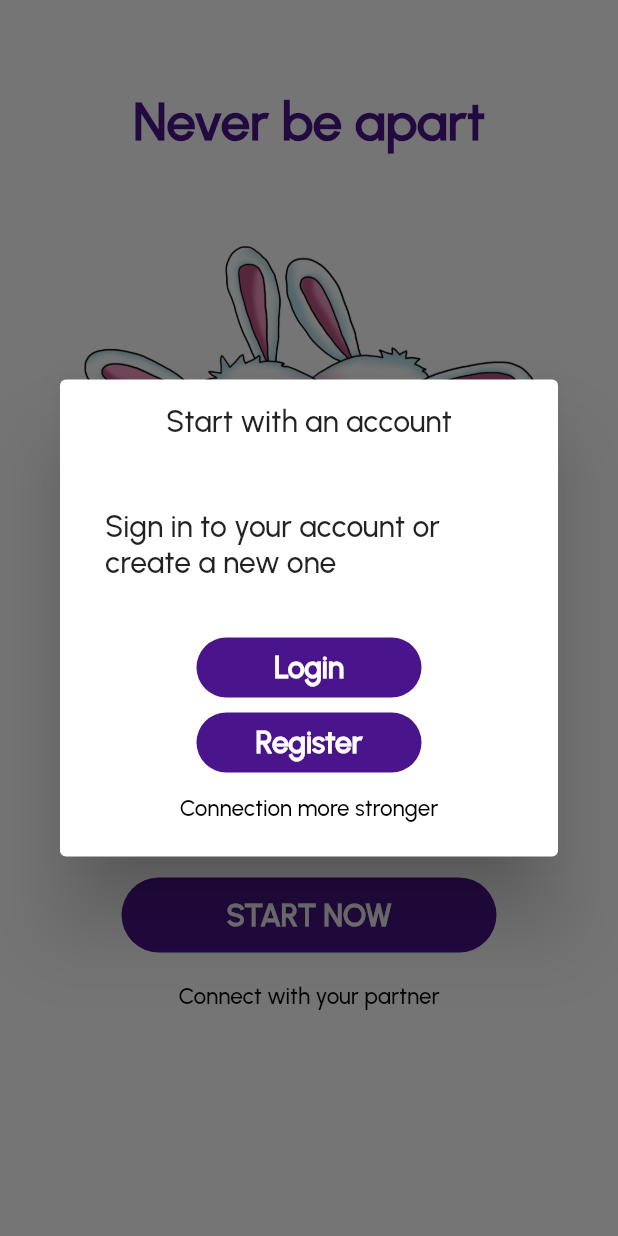
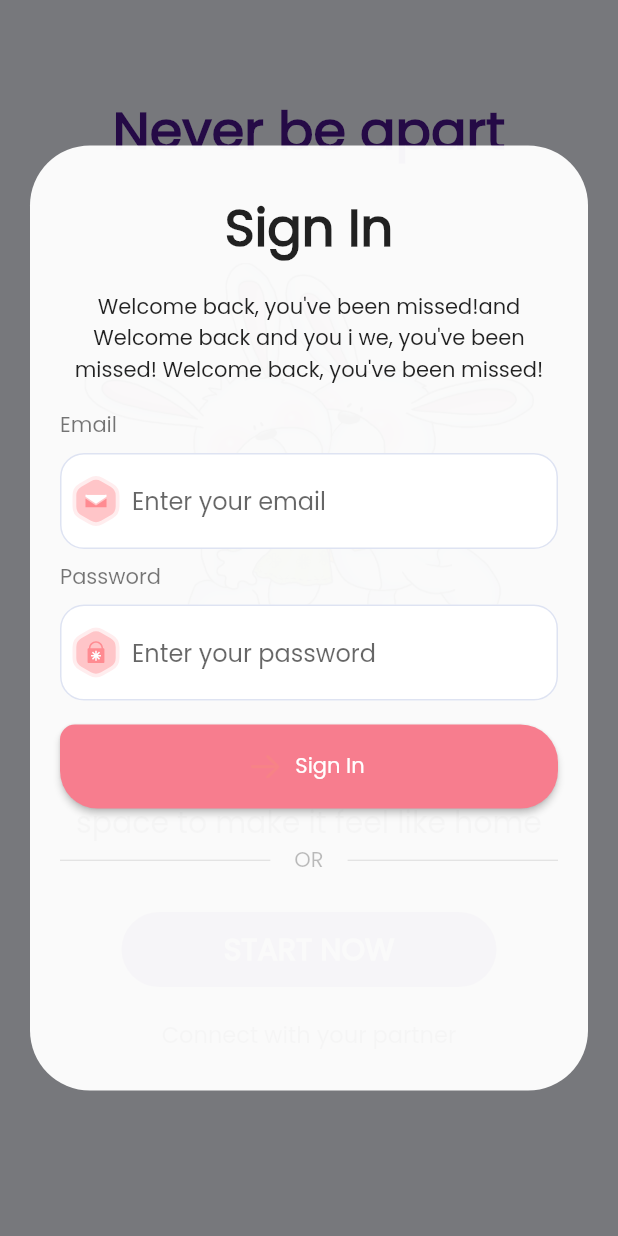
Before and after one commit to Shabby6466/JustUs, a Flutter app: the screen it shows after launch, after a tap on "START NOW", on a phone screen of 412 x 824 dp. Run offline on Flutter 3.47's test engine with Material 2 defaults, Android fonts, the phone set to English and light mode, and no system bars; our stand-ins replace convex_bottom_bar, firebase_core, flutter_svg; accounts and stored records are empty.

Commit message:
fLUTTER FLOW

```diff
--- a/lib/main.dart
+++ b/lib/main.dart
@@ -14,10 +14,27 @@ class MyApp extends StatelessWidget {
     return  MaterialApp(
       debugShowCheckedModeBanner: false,
       theme: ThemeData(
-        scaffoldBackgroundColor: Colors.white,
+        scaffoldBackgroundColor: Color(0xFFEEF1F8),
+        primarySwatch: Colors.blue,
         fontFamily: 'Circular',
+        inputDecorationTheme: InputDecorationTheme(
+          filled: true,
+          fillColor: Colors.white,
+          errorStyle: TextStyle(height: 0),
+          border: defaultInputBorder,
+          enabledBorder: defaultInputBorder,
+          focusedBorder: defaultInputBorder,
+          errorBorder: defaultInputBorder,
+        ),
       ),
-      home: FirstScreen(),
+      home:const FirstScreen(),
     );
   }
 }
+const defaultInputBorder = OutlineInputBorder(
+  borderRadius: BorderRadius.all(Radius.circular(16)),
+  borderSide: BorderSide(
+    color: Color(0xFFDEE3F2),
+    width: 1,
+  ),
+);
--- a/lib/screens/first_sceen.dart
+++ b/lib/screens/first_sceen.dart
@@ -1,6 +1,6 @@
+import 'package:flutter/cupertino.dart';
 import 'package:flutter/material.dart';
-import 'package:justus/screens/registration/loginpage.dart';
-import 'package:justus/screens/registration/signuppage.dart';
+import 'package:justus/screens/registration/sign_in_form.dart';
 
 class FirstScreen extends StatelessWidget {
   const FirstScreen({Key? key}) : super(key: key);
@@ -48,107 +48,65 @@ class FirstScreen extends StatelessWidget {
               const SizedBox(height: 45),
               InkWell(
                 onTap: () {
-                  showDialog(
+                  showGeneralDialog(
                       context: context,
-                    builder: (context) {
-                      return AlertDialog(
-                        alignment: Alignment.center,
-                        titlePadding: EdgeInsets.all(16),
-                        contentPadding: EdgeInsets.all(30),
-                        title: Center(
-                          child: Text(
-                            'Start with an account',
+                      pageBuilder: (BuildContext context,
+                              Animation<double> animation,
+                              Animation<double> secondaryAnimation) =>
+                          Center(
+                              child: Container(
+                                  height: 630,
+                                  margin: const EdgeInsets.symmetric(
+                                      horizontal: 20),
+                                  padding: const EdgeInsets.symmetric(
+                                      horizontal: 20, vertical: 30),
+                                  decoration: BoxDecoration(
+                                    color: Colors.white.withOpacity(0.96),
+                                    borderRadius: BorderRadius.circular(40),
+                                  ),
+                                  child: Scaffold(
+                                      backgroundColor: Colors.transparent,
+                                      body: Column(
+                                        children: [
+                                          Text(
+                                            "Sign In",
+                                            style: TextStyle(
+                                              fontSize: 34,
+                                              fontWeight: FontWeight.w800,
                                             ),
                                           ),
-                        content: Text(
-                          'Sign in to your account or create a new one',
-                          style: TextStyle(
-                            fontSize: 20,
-                            fontWeight: FontWeight.w500,
+                                          Padding(
+                                            padding: const EdgeInsets.symmetric(
+                                                vertical: 16),
+                                            child: Text(
+                                              "Welcome back, you've been missed!and Welcome back and you i we, you've been missed! Welcome back, you've been missed!",
+                                              textAlign: TextAlign.center,
                                             ),
                                           ),
-                        actions: [
-                          Center(
-                            child: InkWell(
-                              onTap: () {
-                                Navigator.push(
-                                    context,
-                                    MaterialPageRoute(
-                                        builder: (context) =>
-                                            const Loginpage()));
-                              },
-                              child: Container(
-                                decoration: BoxDecoration(
-                                  color: Colors.purple.shade900,
-                                  borderRadius: BorderRadius.circular(50),
+                                          const SignInForm(),
+                                          Row(
+                                            children: [
+                                              Expanded(
+                                                child: Divider(),
                                               ),
-                                height: 40,
-                                width: 150,
-                                child: Center(
+                                              Padding(
+                                                padding:
+                                                    const EdgeInsets.symmetric(
+                                                        horizontal: 16),
                                                 child: Text(
-                                    "Login",
+                                                  "OR",
                                                   style: TextStyle(
-                                      color: Colors.white,
-                                      fontSize: 20,
-                                      fontWeight: FontWeight.bold,
+                                                    color: Colors.black26,
                                                   ),
                                                 ),
                                               ),
-                              ),
-                            ),
-                          ),
-                          const SizedBox(
-                            height: 10,
-                          ),
-                          Center(
-                            child: InkWell(
-                              onTap: () {
-                                Navigator.push(
-                                    context,
-                                    MaterialPageRoute(
-                                        builder: (context) => const Signup()));
-                              },
-                              child: Container(
-                                decoration: BoxDecoration(
-                                  color: Colors.purple.shade900,
-                                  borderRadius: BorderRadius.circular(50),
-                                ),
-                                height: 40,
-                                width: 150,
-                                child: Center(
-                                  child: Text(
-                                    "Register",
-                                    style: TextStyle(
-                                      color: Colors.white,
-                                      fontSize: 20,
-                                      fontWeight: FontWeight.bold,
-                                    ),
-                                  ),
-                                ),
-                              ),
-                            ),
-                          ),
-                          SizedBox(height: 15),
-                          Container(
-                            child: Center(
-                              child: Text(
-                                "Connection more stronger",
-                                textAlign: TextAlign.center,
-                                style: TextStyle(
-                                  color: Colors.black,
-                                  fontSize: 15,
-                                  fontWeight: FontWeight.w400,
-                                ),
-                              ),
-                            ),
-                          ),
-                          const SizedBox(
-                            height: 15,
+                                              Expanded(
+                                                child: Divider(),
                                               ),
                                             ],
-                      );
-                    },
-                  );
+                                          )
+                                        ],
+                                      )))));
                 },
                 child: Container(
                   decoration: BoxDecoration(
--- a/lib/screens/registration/loginpage.dart
+++ b/lib/screens/registration/loginpage.dart
@@ -1,5 +1,5 @@
 import 'package:flutter/material.dart';
-import 'package:justus/screens/homepages/mainpage.dart';
+import 'package:justus/screens/mainpage.dart';
 import 'package:justus/screens/registration/signuppage.dart';
 
 class Loginpage extends StatelessWidget {
--- /dev/null
+++ b/lib/screens/registration/sign_in_form.dart
@@ -0,0 +1,86 @@
+import 'package:flutter/cupertino.dart';
+import 'package:flutter/material.dart';
+import 'package:flutter_svg/flutter_svg.dart';
+
+class SignInForm extends StatelessWidget {
+  const SignInForm({
+    super.key,
+  });
+
+  @override
+  Widget build(BuildContext context) {
+    return Form(
+        child: Column(
+      crossAxisAlignment: CrossAxisAlignment.start,
+      children: [
+        const Text("Email", style: TextStyle(color: Colors.black54)),
+        Padding(
+          padding: const EdgeInsets.only(top: 8, bottom: 8),
+          child: TextFormField(
+            decoration: InputDecoration(
+              hintText: "Enter your email",
+              focusedBorder: OutlineInputBorder(
+                borderRadius: BorderRadius.circular(20),
+                borderSide: BorderSide(
+                  color: Colors.red,
+                ),
+              ),
+              floatingLabelBehavior: FloatingLabelBehavior.always,
+              prefixIcon: Padding(
+                padding: const EdgeInsets.symmetric(horizontal: 8),
+                child: SvgPicture.asset(
+                  "assets/icons/email.svg",
+                  height: 20,
+                ),
+              ),
+            ),
+          ),
+        ),
+        Text("Password", style: TextStyle(color: Colors.black54)),
+        Padding(
+          padding: const EdgeInsets.only(top: 8, bottom: 8),
+          child: TextFormField(
+            obscureText: true,
+            decoration: InputDecoration(
+              hintText: "Enter your password",
+              focusedBorder: OutlineInputBorder(
+                borderRadius: BorderRadius.circular(20),
+                borderSide: BorderSide(
+                  color: Colors.red,
+                ),
+              ),
+              floatingLabelBehavior: FloatingLabelBehavior.always,
+              prefixIcon: Padding(
+                padding: const EdgeInsets.symmetric(horizontal: 8),
+                child: SvgPicture.asset(
+                  "assets/icons/password.svg",
+                  height: 20,
+                ),
+              ),
+            ),
+          ),
+        ),
+        Padding(
+          padding: const EdgeInsets.only(top: 8.0, bottom: 24),
+          child: ElevatedButton.icon(
+              onPressed: () {},
+              style: ElevatedButton.styleFrom(
+                  backgroundColor: const Color(0xFFF77D8E),
+                  minimumSize: const Size(double.infinity, 56),
+                  shape: const RoundedRectangleBorder(
+                      borderRadius: BorderRadius.only(
+                    topLeft: Radius.circular(10),
+                    topRight: Radius.circular(25),
+                    bottomLeft: Radius.circular(25),
+                    bottomRight: Radius.circular(25),
+                  ))),
+              icon: Icon(
+                CupertinoIcons.arrow_right,
+                color: Color(0xFFFE003),
+              ),
+              label: Text("Sign In")),
+        )
+      ],
+    ));
+  }
+}
--- a/pubspec.yaml
+++ b/pubspec.yaml
@@ -29,6 +29,7 @@ environment:
 # versions available, run `flutter pub outdated`.
 dependencies:
   cupertino_icons: ^1.0.2
+  flutter_svg: ^2.0.7
   flutter:
     sdk: flutter
 
@@ -67,7 +68,7 @@ flutter:
       fonts:
         # - asset: assets/fonts/AsapCondensed-Black.ttf
         # - asset: assets/fonts/AsapCondensed-Bold.ttf
-        - asset: assets/fonts/Urbanist-Medium.ttf
+        - asset: assets/fonts/Poppins-Regular.ttf
   #       - asset: fonts/Schyler-Italic.ttf
   #         style: italic
   #   - family: Trajan Pro
```
Also changed, not shown: lib/screens/JustusPage.dart (added, +127 -0 lines), lib/screens/main_page.dart (deleted, +0 -36 lines), lib/screens/mainpage.dart (renamed from lib/screens/homepages/mainpage.dart, +5 -3 lines), lib/screens/notes/notes.dart (added, +56 -0 lines), assets/fonts/Poppins-Regular.ttf (added), assets/icons/Arrow Right.svg (added), assets/icons/User.svg (added), assets/icons/apple_box.svg (added), assets/icons/code.svg (added), assets/icons/email.svg (added), assets/icons/email_box.svg (added), assets/icons/google_box.svg (added), assets/icons/ios.svg (added), assets/icons/password.svg (added), 2 more files, 1 other file. Lines whose indentation alone changed are shown as unchanged.
